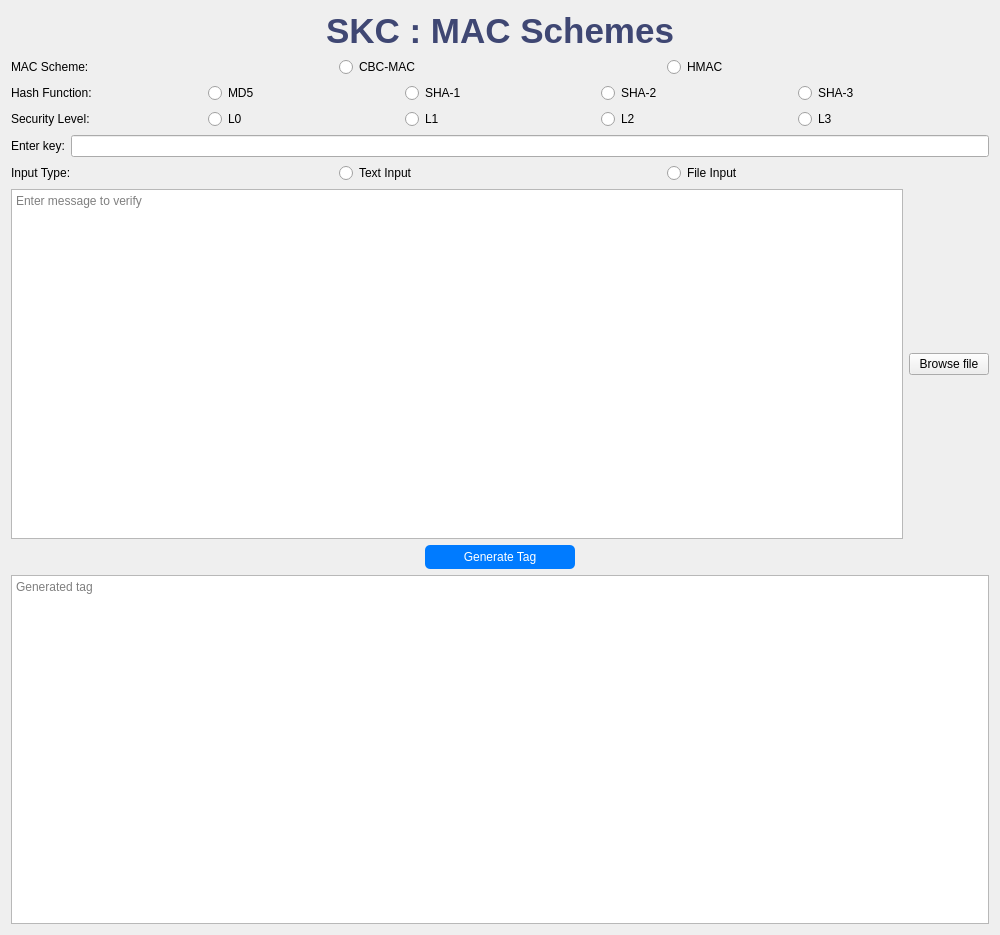
Old version of the form src/frontend/wireframes/ui_secret_mac.ui in the repository phn210/crypto-calcul.
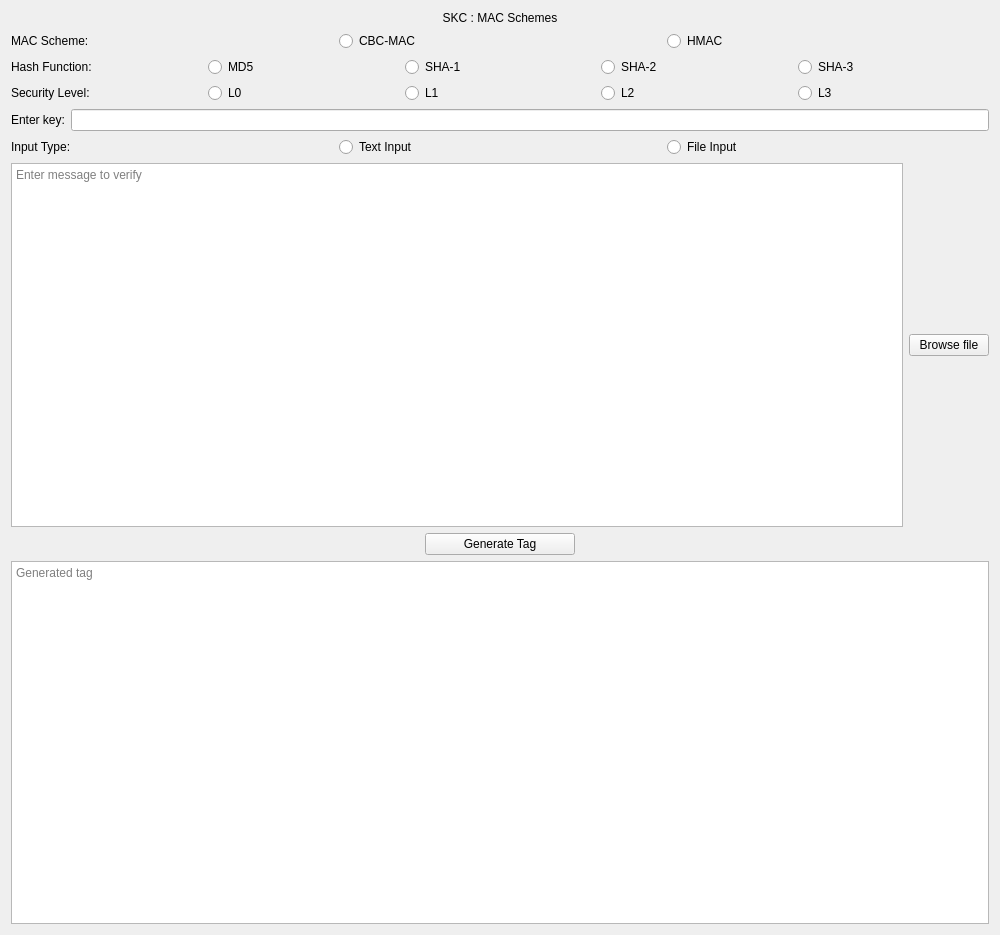
New version of the form.

What changed in the file:
```diff
--- a/src/frontend/wireframes/ui_secret_mac.ui
+++ b/src/frontend/wireframes/ui_secret_mac.ui
@@ -16,9 +16,6 @@
         <layout class="QVBoxLayout" name="verticalLayout">
             <item>
                 <widget class="QLabel" name="mainTitle">
-                    <property name="styleSheet">
-                        <string>font-size: 35px; font-weight: bold; color: #3f4773;</string>
-                    </property>
                     <property name="text">
                         <string>SKC : MAC Schemes</string>
                     </property>
@@ -249,9 +246,6 @@
                                     <height>30</height>
                                 </size>
                             </property>
-                            <property name="styleSheet">
-                                <string>background-color: #007BFF; color: white; padding: 5px 10px; border-radius: 5px;</string>
-                            </property>
                             <property name="text">
                                 <string>Generate Tag</string>
                             </property>
```
